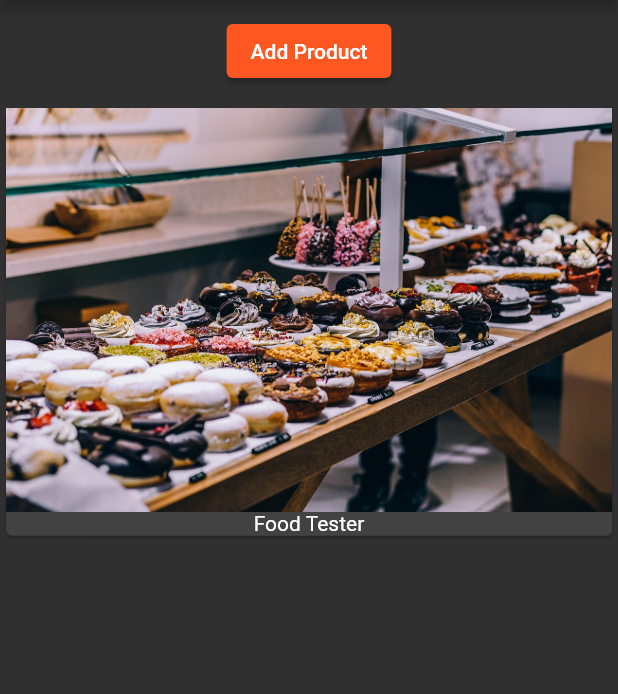
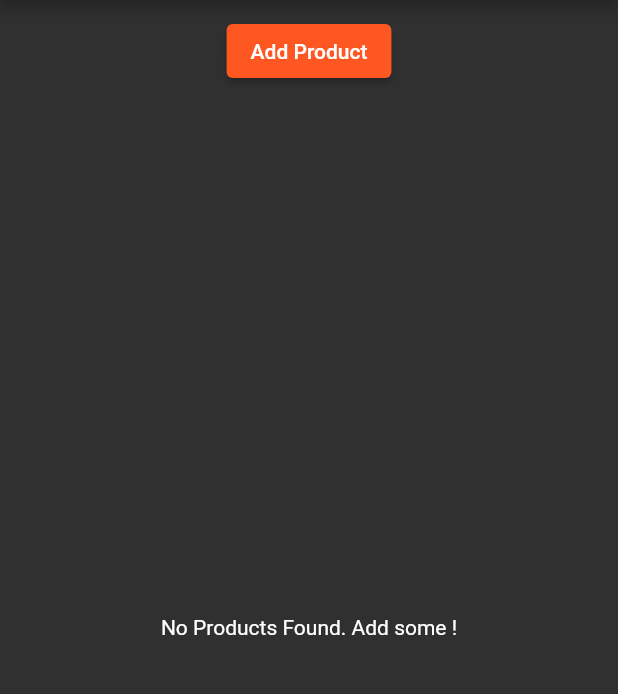
Before and after one commit to Viczdera/EasyList, a Flutter app: the screen it shows after launch, on a phone screen of 412 x 824 dp, the part 84-778 px from its top. Run offline on Flutter 3.47's test engine with Material 2 defaults, Android fonts, the phone set to English and light mode, and no system bars.

Commit message:
conditional content rendering

```diff
--- a/lib/main.dart
+++ b/lib/main.dart
@@ -24,7 +24,7 @@ class MyApp extends StatelessWidget {
         ),
         home: Scaffold(
           appBar: AppBar(title: Text('EasyList')),
-          body: ProductManager(startingProduct: 'Food Tester'),
+          body: ProductManager(),
           // SizedBox(
           //   height: 24,
           // )
--- a/lib/product_actions.dart
+++ b/lib/product_actions.dart
@@ -5,8 +5,8 @@ import './product_control.dart';
 
 class ProductManager extends StatefulWidget {
   //adding constructor by repeating the class name
-  final String startingProduct;
-  ProductManager({this.startingProduct = 'Grilled Sharwarma'});
+  final String? startingProduct;
+  ProductManager({this.startingProduct});
 
   @override
   State<StatefulWidget> createState() {
@@ -20,8 +20,10 @@ class _ProductManagerState extends State<ProductManager> {
 //init state method
   @override
   void initState() {
+    if (widget.startingProduct != null) {
+      _products.add(widget.startingProduct ?? '');
+    }
     super.initState();
-    _products.add(widget.startingProduct);
   }
 
   @override
--- a/lib/products.dart
+++ b/lib/products.dart
@@ -17,11 +17,24 @@ class Products extends StatelessWidget {
     );
   }
 
+//check product array
+  Widget _buildProductList() {
+    Widget productCard;
+    if (products.length > 0) {
+      productCard = ListView.builder(
+        itemBuilder: _buildProductItem,
+        itemCount: products.length,
+      );
+    } else {
+      productCard = Center(
+        child: Text('No Products Found. Add some !'),
+      );
+    }
+    return productCard;
+  }
+
   @override
   Widget build(BuildContext context) {
-    return ListView.builder(
-      itemBuilder: _buildProductItem,
-      itemCount: products.length,
-    );
+    return _buildProductList();
   }
 }
```
